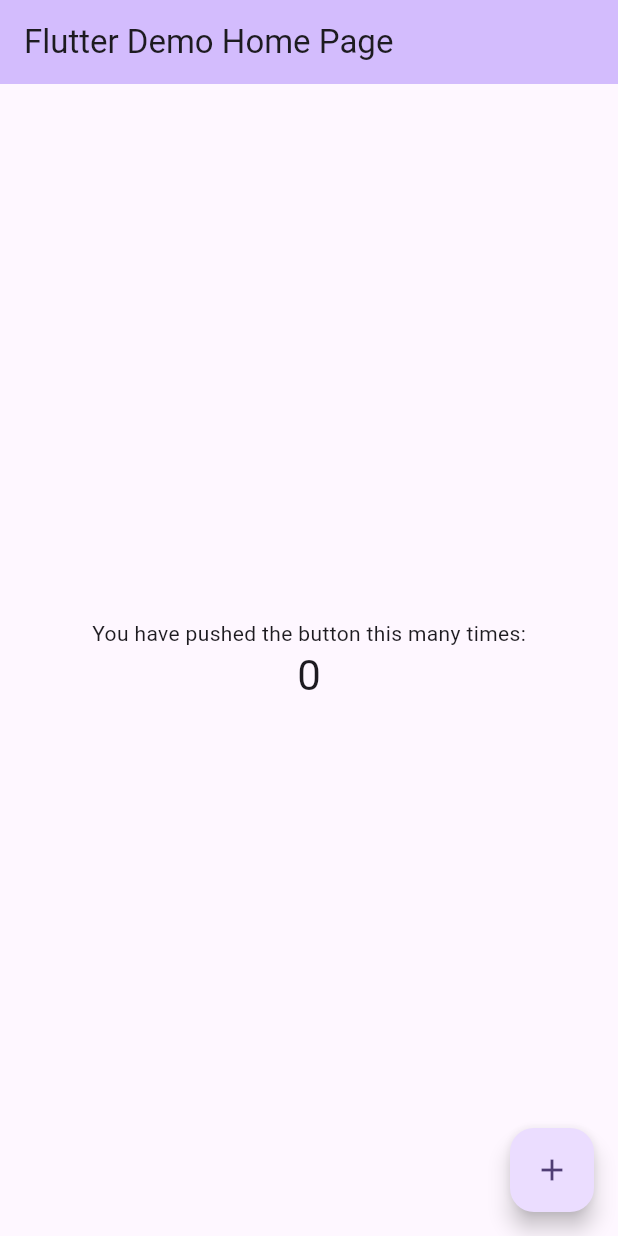
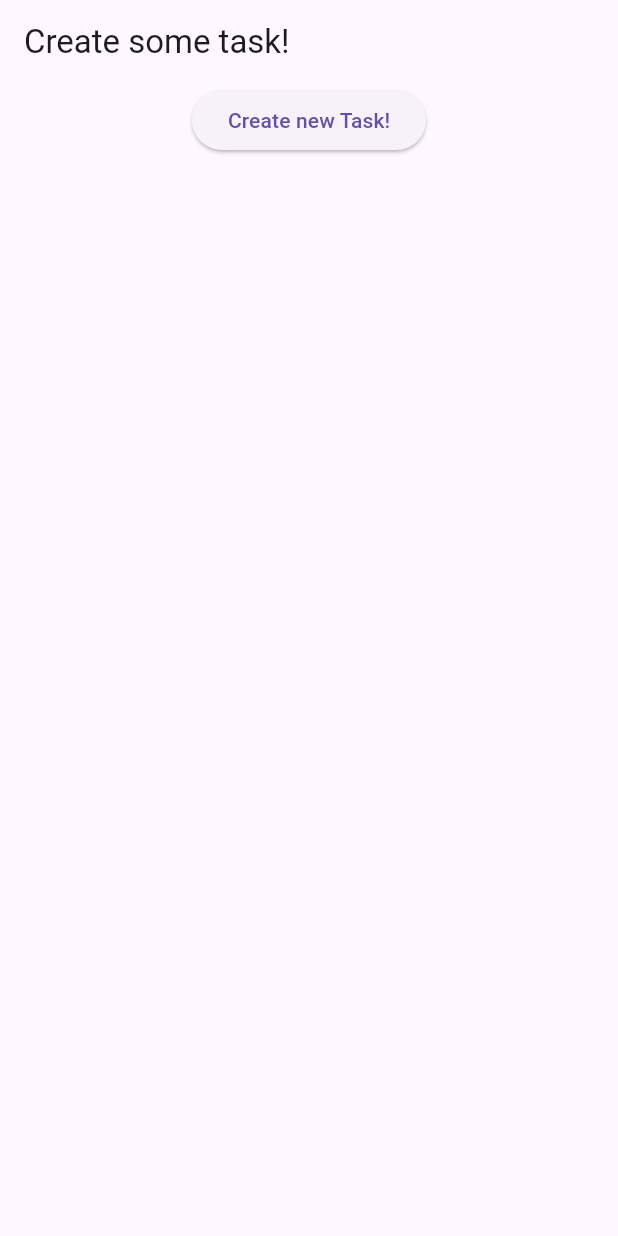
Before and after one commit to Flutter007/test6, a Flutter app: the screen it shows after launch, on a phone screen of 412 x 824 dp. Run offline on Flutter 3.47's test engine with Material 3 defaults, Android fonts, the phone set to English and light mode, and no system bars.

Commit message:
Added HTTP library,added some routes to Navigation,added necessary Screens,also Screen for Creation Task and request to The API.

```diff
--- /dev/null
+++ b/lib/app_routes.dart
@@ -0,0 +1,4 @@
+class AppRoute {
+  static const String home = '/';
+  static const String create = '/create';
+}
--- a/lib/main.dart
+++ b/lib/main.dart
@@ -1,122 +1,6 @@
 import 'package:flutter/material.dart';
+import 'package:test6/test6.dart';
 
 void main() {
-  runApp(const MyApp());
+  runApp(Test6());
 }
-
-class MyApp extends StatelessWidget {
-  const MyApp({super.key});
-
-  // This widget is the root of your application.
-  @override
-  Widget build(BuildContext context) {
-    return MaterialApp(
-      title: 'Flutter Demo',
-      theme: ThemeData(
-        // This is the theme of your application.
-        //
-        // TRY THIS: Try running your application with "flutter run". You'll see
-        // the application has a purple toolbar. Then, without quitting the app,
-        // try changing the seedColor in the colorScheme below to Colors.green
-        // and then invoke "hot reload" (save your changes or press the "hot
-        // reload" button in a Flutter-supported IDE, or press "r" if you used
-        // the command line to start the app).
-        //
-        // Notice that the counter didn't reset back to zero; the application
-        // state is not lost during the reload. To reset the state, use hot
-        // restart instead.
-        //
-        // This works for code too, not just values: Most code changes can be
-        // tested with just a hot reload.
-        colorScheme: ColorScheme.fromSeed(seedColor: Colors.deepPurple),
-      ),
-      home: const MyHomePage(title: 'Flutter Demo Home Page'),
-    );
-  }
-}
-
-class MyHomePage extends StatefulWidget {
-  const MyHomePage({super.key, required this.title});
-
-  // This widget is the home page of your application. It is stateful, meaning
-  // that it has a State object (defined below) that contains fields that affect
-  // how it looks.
-
-  // This class is the configuration for the state. It holds the values (in this
-  // case the title) provided by the parent (in this case the App widget) and
-  // used by the build method of the State. Fields in a Widget subclass are
-  // always marked "final".
-
-  final String title;
-
-  @override
-  State<MyHomePage> createState() => _MyHomePageState();
-}
-
-class _MyHomePageState extends State<MyHomePage> {
-  int _counter = 0;
-
-  void _incrementCounter() {
-    setState(() {
-      // This call to setState tells the Flutter framework that something has
-      // changed in this State, which causes it to rerun the build method below
-      // so that the display can reflect the updated values. If we changed
-      // _counter without calling setState(), then the build method would not be
-      // called again, and so nothing would appear to happen.
-      _counter++;
-    });
-  }
-
-  @override
-  Widget build(BuildContext context) {
-    // This method is rerun every time setState is called, for instance as done
-    // by the _incrementCounter method above.
-    //
-    // The Flutter framework has been optimized to make rerunning build methods
-    // fast, so that you can just rebuild anything that needs updating rather
-    // than having to individually change instances of widgets.
-    return Scaffold(
-      appBar: AppBar(
-        // TRY THIS: Try changing the color here to a specific color (to
-        // Colors.amber, perhaps?) and trigger a hot reload to see the AppBar
-        // change color while the other colors stay the same.
-        backgroundColor: Theme.of(context).colorScheme.inversePrimary,
-        // Here we take the value from the MyHomePage object that was created by
-        // the App.build method, and use it to set our appbar title.
-        title: Text(widget.title),
-      ),
-      body: Center(
-        // Center is a layout widget. It takes a single child and positions it
-        // in the middle of the parent.
-        child: Column(
-          // Column is also a layout widget. It takes a list of children and
-          // arranges them vertically. By default, it sizes itself to fit its
-          // children horizontally, and tries to be as tall as its parent.
-          //
-          // Column has various properties to control how it sizes itself and
-          // how it positions its children. Here we use mainAxisAlignment to
-          // center the children vertically; the main axis here is the vertical
-          // axis because Columns are vertical (the cross axis would be
-          // horizontal).
-          //
-          // TRY THIS: Invoke "debug painting" (choose the "Toggle Debug Paint"
-          // action in the IDE, or press "p" in the console), to see the
-          // wireframe for each widget.
-          mainAxisAlignment: MainAxisAlignment.center,
-          children: <Widget>[
-            const Text('You have pushed the button this many times:'),
-            Text(
-              '$_counter',
-              style: Theme.of(context).textTheme.headlineMedium,
-            ),
-          ],
-        ),
-      ),
-      floatingActionButton: FloatingActionButton(
-        onPressed: _incrementCounter,
-        tooltip: 'Increment',
-        child: const Icon(Icons.add),
-      ), // This trailing comma makes auto-formatting nicer for build methods.
-    );
-  }
-}
--- /dev/null
+++ b/lib/models/task.dart
@@ -0,0 +1,14 @@
+class Task {
+  final String activity;
+  final String type;
+  final String key;
+
+  Task({required this.activity, required this.type, required this.key});
+  factory Task.fromJson(Map<String, dynamic> json) {
+    return Task(
+      activity: json['activity'],
+      type: json['type'],
+      key: json['key'],
+    );
+  }
+}
--- /dev/null
+++ b/lib/screens/make_task_screen.dart
@@ -0,0 +1,28 @@
+import 'package:flutter/material.dart';
+
+import '../app_routes.dart';
+
+class MakeTaskScreen extends StatelessWidget {
+  const MakeTaskScreen({super.key});
+
+  @override
+  Widget build(BuildContext context) {
+    void goToCreation() {
+      Navigator.pushNamed(context, AppRoute.create);
+    }
+
+    return Scaffold(
+      appBar: AppBar(title: Text('Create some task!')),
+      body: Center(
+        child: Column(
+          children: [
+            ElevatedButton(
+              onPressed: goToCreation,
+              child: Text('Create new Task!'),
+            ),
+          ],
+        ),
+      ),
+    );
+  }
+}
--- /dev/null
+++ b/lib/test6.dart
@@ -0,0 +1,19 @@
+import 'package:flutter/material.dart';
+import 'package:test6/app_routes.dart';
+import 'package:test6/screens/creation_task_screen.dart';
+import 'package:test6/screens/make_task_screen.dart';
+
+class Test6 extends StatelessWidget {
+  const Test6({super.key});
+
+  @override
+  Widget build(BuildContext context) {
+    return MaterialApp(
+      initialRoute: AppRoute.home,
+      routes: {
+        AppRoute.home: (context) => MakeTaskScreen(),
+        AppRoute.create: (context) => CreationTaskScreen(),
+      },
+    );
+  }
+}
--- a/pubspec.yaml
+++ b/pubspec.yaml
@@ -34,6 +34,7 @@ dependencies:
   # The following adds the Cupertino Icons font to your application.
   # Use with the CupertinoIcons class for iOS style icons.
   cupertino_icons: ^1.0.8
+  http: ^1.3.0
 
 dev_dependencies:
   flutter_test:
```
Also changed, not shown: lib/helpers/request.dart (added, +11 -0 lines), lib/models/activity_type.dart (added, +26 -0 lines), lib/screens/creation_task_screen.dart (added, +80 -0 lines), lib/screens/tasks_screen.dart (added, +24 -0 lines), lib/models/new_tasks.dart (added), pubspec.lock.
